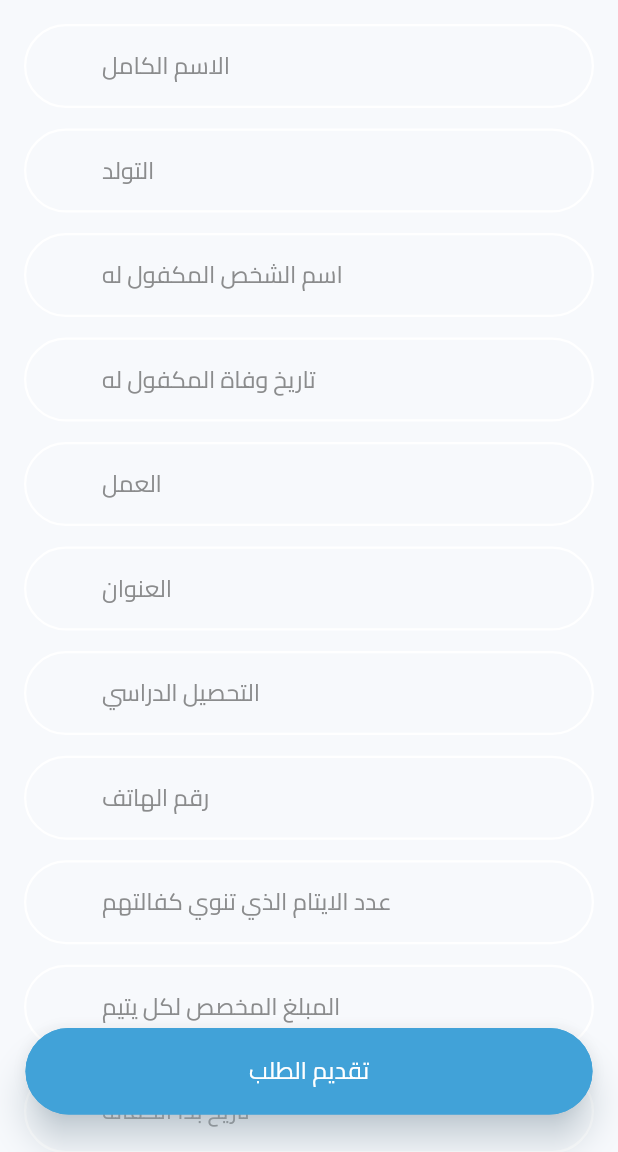
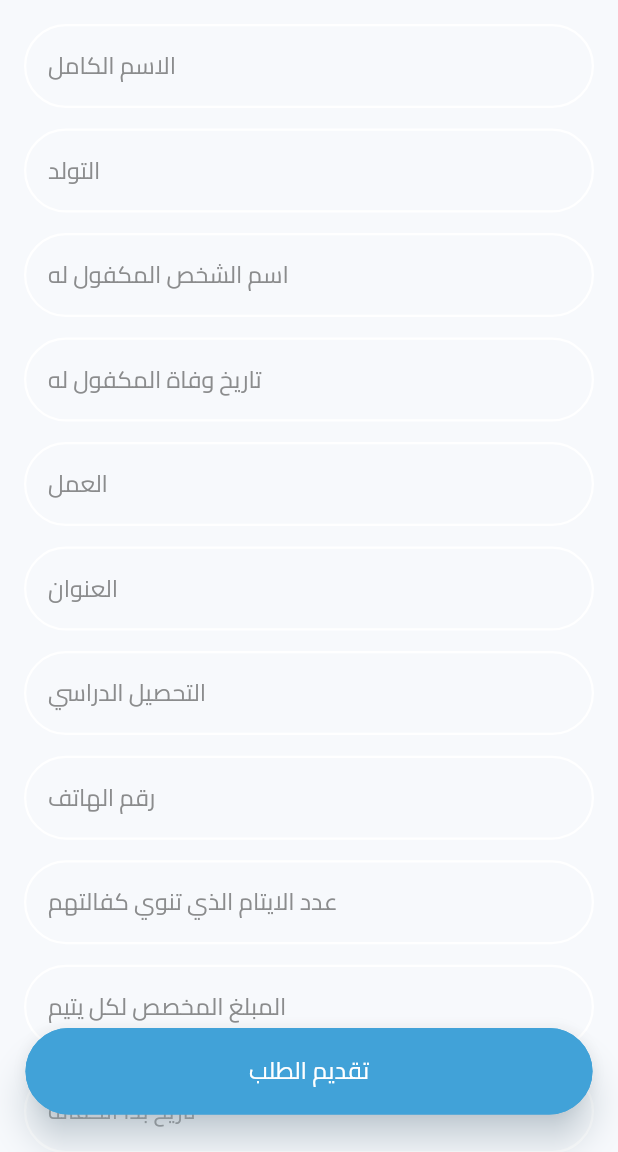
Before and after one commit to MortadaGhassan/bobgy, a Flutter app: the CustodyApplyingScreen screen opened by its route, on a phone screen of 412 x 824 dp, the part 84-1236 px from its top. Run offline on Flutter 3.47's test engine with Material 3 defaults, Android fonts, the phone set to English and light mode, and no system bars; our stand-ins replace animated_toggle_switch, flutter_riverpod, go_router, hugeicons, image_picker, percent_indicator and 2 more; accounts and stored records are empty; generated files the repository leaves out were written again.

Commit message:
a few adjustments in the auth screens

```diff
--- a/lib/utlis/widgets/custome_textformfield.dart
+++ b/lib/utlis/widgets/custome_textformfield.dart
@@ -5,7 +5,7 @@ import 'package:flutter/material.dart';
 class CustomeTextFormField extends StatelessWidget {
   final String hintText;
   final TextInputType? keyboardType;
-  final IconData? prefixIcon;
+  final Widget? prefixIcon;
   final TextEditingController? controller;
   final bool obscureText;
   const CustomeTextFormField({
@@ -25,7 +25,7 @@ class CustomeTextFormField extends StatelessWidget {
       child: TextFormField(
         obscureText: obscureText,
         decoration: InputDecoration(
-          prefixIcon: Icon(prefixIcon, color: context.colorScheme.primary),
+          prefixIcon: prefixIcon,
           errorStyle: const TextStyle(height: 0, fontSize: 0),
           hintText: hintText,
           hintStyle: Theme.of(
--- a/lib/view/profile/profile_screen.dart
+++ b/lib/view/profile/profile_screen.dart
@@ -211,7 +211,7 @@ class _ProfileScreenState extends ConsumerState<ProfileScreen> {
                 activeColor: context.colorScheme.primary,
                 inactiveThumbColor: context.colorScheme.primary,
                 inactiveTrackColor: context.colorScheme.surface,
-                activeTrackColor: context.colorScheme.shadow,
+                activeTrackColor: context.colorScheme.surface,
                 onChanged: (val) {
                   setState(() {
                     isNotification = val;
```
Also changed, not shown: lib/view/authentication/login.dart (+8 -2 lines), lib/view/authentication/register.dart (+4 -4 lines).
